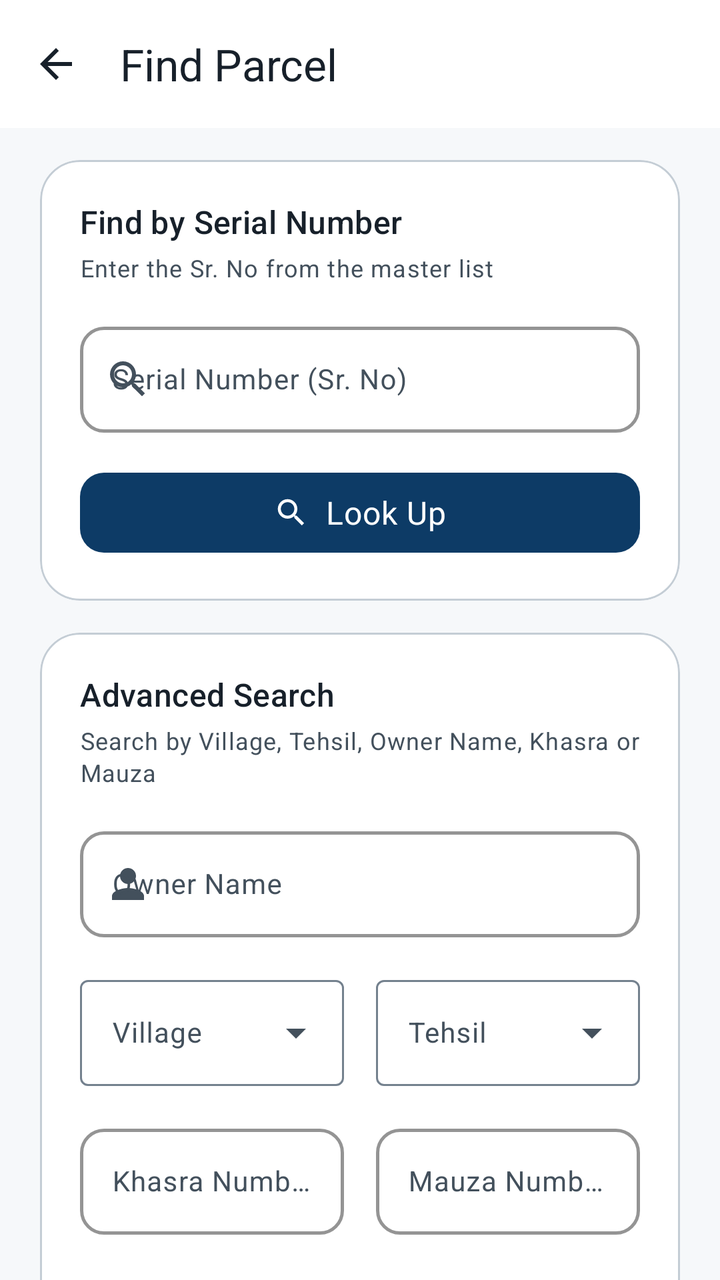
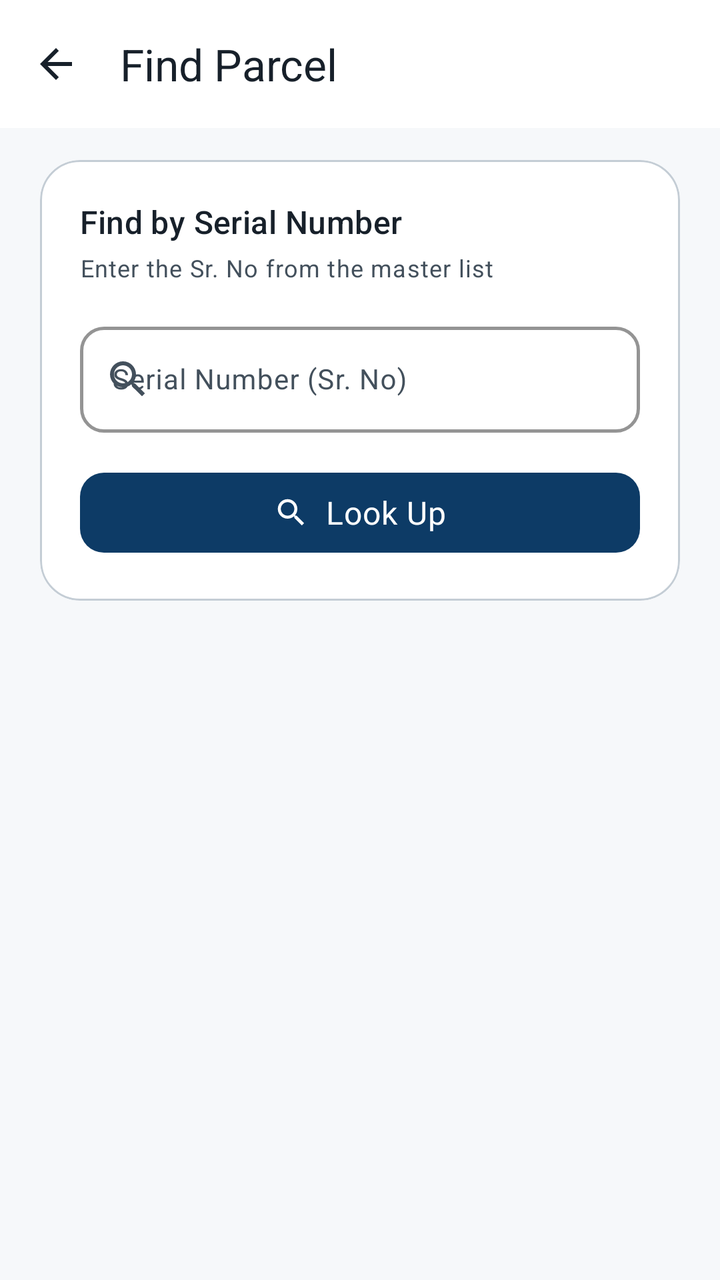

The first picture is an Android layout as it rendered before a commit; the second is the same layout after the commit. The layout source and the unified diff follow.
<!-- AndroidManifest.xml: application theme Theme.RudaSurvey -->
<!-- res/layout/fragment_new_survey.xml -->
<?xml version="1.0" encoding="utf-8"?>
<androidx.coordinatorlayout.widget.CoordinatorLayout
    xmlns:android="http://schemas.android.com/apk/res/android"
    xmlns:app="http://schemas.android.com/apk/res-auto"
    android:layout_width="match_parent"
    android:layout_height="match_parent"
    android:background="?android:attr/colorBackground">

    <com.google.android.material.appbar.AppBarLayout
        android:layout_width="match_parent"
        android:layout_height="wrap_content"
        android:background="?attr/colorSurface"
        app:elevation="0dp">

        <com.google.android.material.appbar.MaterialToolbar
            android:id="@+id/toolbar"
            android:layout_width="match_parent"
            android:layout_height="?attr/actionBarSize"
            app:title="@string/search_title"
            app:titleTextAppearance="@style/TextAppearance.RudaSurvey.TitleLarge"
            app:navigationIcon="@drawable/ic_arrow_back"
            app:navigationIconTint="?attr/colorOnSurface" />

    </com.google.android.material.appbar.AppBarLayout>

    <androidx.core.widget.NestedScrollView
        android:layout_width="match_parent"
        android:layout_height="match_parent"
        app:layout_behavior="@string/appbar_scrolling_view_behavior">

        <LinearLayout
            android:layout_width="match_parent"
            android:layout_height="wrap_content"
            android:orientation="vertical"
            android:paddingTop="@dimen/spacing_16"
            android:paddingBottom="@dimen/section_vertical_spacing">

            
            <com.google.android.material.card.MaterialCardView
                android:layout_width="match_parent"
                android:layout_height="wrap_content"
                style="@style/Widget.RudaSurvey.Card"
                android:layout_marginStart="@dimen/screen_horizontal_margin"
                android:layout_marginEnd="@dimen/screen_horizontal_margin"
                android:layout_marginBottom="@dimen/field_spacing">

                <LinearLayout
                    android:layout_width="match_parent"
                    android:layout_height="wrap_content"
                    android:orientation="vertical">

                    
                    <com.google.android.material.textview.MaterialTextView
                        android:layout_width="wrap_content"
                        android:layout_height="wrap_content"
                        android:text="@string/label_sr_no_lookup"
                        android:textAppearance="@style/TextAppearance.RudaSurvey.TitleMedium"
                        android:textColor="?attr/colorOnSurface"
                        android:layout_marginBottom="@dimen/spacing_4" />

                    <com.google.android.material.textview.MaterialTextView
                        android:layout_width="wrap_content"
                        android:layout_height="wrap_content"
                        android:text="@string/label_sr_no_lookup_hint"
                        android:textAppearance="@style/TextAppearance.RudaSurvey.BodySmall"
                        android:textColor="?attr/colorOnSurfaceVariant"
                        android:layout_marginBottom="@dimen/field_spacing" />

                    
                    <com.google.android.material.textfield.TextInputLayout
                        android:id="@+id/tilSerialNumber"
                        android:layout_width="match_parent"
                        android:layout_height="wrap_content"
                        android:hint="@string/hint_serial_number"
                        app:startIconDrawable="@drawable/ic_search"
                        style="@style/Widget.RudaSurvey.TextInput"
                        android:layout_marginBottom="@dimen/field_spacing">
                        <com.google.android.material.textfield.TextInputEditText
                            android:id="@+id/etSerialNumber"
                            android:layout_width="match_parent"
                            android:layout_height="wrap_content"
                            android:inputType="number"
                            android:textSize="@dimen/text_size_body"
                            android:imeOptions="actionSearch" />
                    </com.google.android.material.textfield.TextInputLayout>

                    
                    <com.google.android.material.button.MaterialButton
                        android:id="@+id/btnSerialLookup"
                        android:layout_width="match_parent"
                        android:layout_height="@dimen/button_height_medium"
                        android:text="@string/btn_lookup"
                        android:textAllCaps="false"
                        app:icon="@drawable/ic_search"
                        app:iconGravity="textStart"
                        style="@style/Widget.RudaSurvey.Button.Primary" />

                </LinearLayout>
            </com.google.android.material.card.MaterialCardView>

            
            <com.google.android.material.card.MaterialCardView
                android:layout_width="match_parent"
                android:layout_height="wrap_content"
                style="@style/Widget.RudaSurvey.Card"
                android:layout_marginStart="@dimen/screen_horizontal_margin"
                android:layout_marginEnd="@dimen/screen_horizontal_margin"
                android:layout_marginBottom="@dimen/field_spacing">

                <LinearLayout
                    android:layout_width="match_parent"
                    android:layout_height="wrap_content"
                    android:orientation="vertical">

                    
                    <com.google.android.material.textview.MaterialTextView
                        android:layout_width="wrap_content"
                        android:layout_height="wrap_content"
                        android:text="@string/label_advanced_search"
                        android:textAppearance="@style/TextAppearance.RudaSurvey.TitleMedium"
                        android:textColor="?attr/colorOnSurface"
                        android:layout_marginBottom="@dimen/spacing_4" />

                    <com.google.android.material.textview.MaterialTextView
                        android:layout_width="wrap_content"
                        android:layout_height="wrap_content"
                        android:text="@string/label_search_by_details"
                        android:textAppearance="@style/TextAppearance.RudaSurvey.BodySmall"
                        android:textColor="?attr/colorOnSurfaceVariant"
                        android:layout_marginBottom="@dimen/field_spacing" />

                    
                    <com.google.android.material.textfield.TextInputLayout
                        android:id="@+id/tilOwnerName"
                        android:layout_width="match_parent"
                        android:layout_height="wrap_content"
                        android:hint="@string/hint_owner_name"
                        app:startIconDrawable="@drawable/ic_person"
                        style="@style/Widget.RudaSurvey.TextInput"
                        android:layout_marginBottom="@dimen/field_spacing">
                        <com.google.android.material.textfield.TextInputEditText
                            android:id="@+id/etOwnerName"
                            android:layout_width="match_parent"
                            android:layout_height="wrap_content"
                            android:inputType="text"
                            android:textSize="@dimen/text_size_body"
                            android:imeOptions="actionSearch" />
                    </com.google.android.material.textfield.TextInputLayout>

                    
                    <LinearLayout
                        android:layout_width="match_parent"
                        android:layout_height="wrap_content"
                        android:orientation="horizontal"
                        android:layout_marginBottom="@dimen/field_spacing">

                        <com.google.android.material.textfield.TextInputLayout
                            android:id="@+id/tilVillage"
                            android:layout_width="0dp"
                            android:layout_height="wrap_content"
                            android:layout_weight="1"
                            android:layout_marginEnd="@dimen/spacing_8"
                            android:hint="@string/hint_village"
                            style="@style/Widget.Material3.TextInputLayout.OutlinedBox.ExposedDropdownMenu">
                            <AutoCompleteTextView
                                android:id="@+id/spinnerVillage"
                                android:layout_width="match_parent"
                                android:layout_height="wrap_content"
                                android:inputType="none"
                                android:textSize="@dimen/text_size_body" />
                        </com.google.android.material.textfield.TextInputLayout>

                        <com.google.android.material.textfield.TextInputLayout
                            android:id="@+id/tilTehsil"
                            android:layout_width="0dp"
                            android:layout_height="wrap_content"
                            android:layout_weight="1"
                            android:layout_marginStart="@dimen/spacing_8"
                            android:hint="@string/hint_tehsil"
                            style="@style/Widget.Material3.TextInputLayout.OutlinedBox.ExposedDropdownMenu">
                            <AutoCompleteTextView
                                android:id="@+id/spinnerTehsil"
                                android:layout_width="match_parent"
                                android:layout_height="wrap_content"
                                android:inputType="none"
                                android:textSize="@dimen/text_size_body" />
                        </com.google.android.material.textfield.TextInputLayout>

                    </LinearLayout>

                    
                    <LinearLayout
                        android:layout_width="match_parent"
                        android:layout_height="wrap_content"
                        android:orientation="horizontal"
                        android:layout_marginBottom="@dimen/field_spacing">

                        <com.google.android.material.textfield.TextInputLayout
                            android:id="@+id/tilKhasraNumber"
                            android:layout_width="0dp"
                            android:layout_height="wrap_content"
                            android:layout_weight="1"
                            android:layout_marginEnd="@dimen/spacing_8"
                            android:hint="@string/hint_khasra_number"
                            style="@style/Widget.RudaSurvey.TextInput">
                            <com.google.android.material.textfield.TextInputEditText
                                android:id="@+id/etKhasraNumber"
                                android:layout_width="match_parent"
                                android:layout_height="wrap_content"
                                android:inputType="text"
                                android:textSize="@dimen/text_size_body" />
                        </com.google.android.material.textfield.TextInputLayout>

                        <com.google.android.material.textfield.TextInputLayout
                            android:id="@+id/tilMauzaNumber"
                            android:layout_width="0dp"
                            android:layout_height="wrap_content"
                            android:layout_weight="1"
                            android:layout_marginStart="@dimen/spacing_8"
                            android:hint="@string/hint_mauza_number"
                            style="@style/Widget.RudaSurvey.TextInput">
                            <com.google.android.material.textfield.TextInputEditText
                                android:id="@+id/etMauzaNumber"
                                android:layout_width="match_parent"
                                android:layout_height="wrap_content"
                                android:inputType="text"
                                android:textSize="@dimen/text_size_body" />
                        </com.google.android.material.textfield.TextInputLayout>

                    </LinearLayout>

                    
                    <com.google.android.material.button.MaterialButton
                        android:id="@+id/btnAdvancedSearch"
                        android:layout_width="match_parent"
                        android:layout_height="@dimen/button_height_medium"
                        android:text="@string/btn_search_details"
                        android:textAllCaps="false"
                        app:icon="@drawable/ic_search"
                        app:iconGravity="textStart"
                        style="@style/Widget.RudaSurvey.Button.Primary" />

                </LinearLayout>
            </com.google.android.material.card.MaterialCardView>

            
            <com.google.android.material.progressindicator.LinearProgressIndicator
                android:id="@+id/progressBar"
                android:layout_width="match_parent"
                android:layout_height="wrap_content"
                android:indeterminate="true"
                android:visibility="gone"
                app:indicatorColor="@color/md_theme_primary"
                app:trackColor="@color/md_theme_primaryContainer"
                android:layout_marginStart="@dimen/screen_horizontal_margin"
                android:layout_marginEnd="@dimen/screen_horizontal_margin"
                android:layout_marginTop="@dimen/spacing_8" />

            
            <com.google.android.material.textview.MaterialTextView
                android:id="@+id/tvResult"
                android:layout_width="match_parent"
                android:layout_height="wrap_content"
                android:text=""
                android:textAppearance="@style/TextAppearance.RudaSurvey.BodyMedium"
                android:textColor="?attr/colorOnSurfaceVariant"
                android:visibility="gone"
                android:paddingStart="@dimen/screen_horizontal_margin"
                android:paddingTop="@dimen/spacing_8"
                android:paddingBottom="@dimen/spacing_8" />

            
            <androidx.recyclerview.widget.RecyclerView
                android:id="@+id/rvSearchResults"
                android:layout_width="match_parent"
                android:layout_height="wrap_content"
                android:nestedScrollingEnabled="false"
                android:clipToPadding="false"
                android:paddingTop="@dimen/spacing_4"
                android:visibility="gone" />

            
            <com.google.android.material.button.MaterialButton
                android:id="@+id/btnViewOriginal"
                android:layout_width="match_parent"
                android:layout_height="@dimen/button_height_medium"
                android:text="@string/btn_view_original"
                android:textAllCaps="false"
                app:icon="@drawable/ic_document"
                app:iconGravity="textStart"
                style="@style/Widget.RudaSurvey.Button.Text"
                android:visibility="gone"
                android:layout_marginStart="@dimen/screen_horizontal_margin"
                android:layout_marginEnd="@dimen/screen_horizontal_margin"
                android:layout_marginTop="@dimen/spacing_8" />

        </LinearLayout>
    </androidx.core.widget.NestedScrollView>

</androidx.coordinatorlayout.widget.CoordinatorLayout>
<!-- resources referenced by this layout -->
<resources>
  <color name="md_theme_primary">#0D3B66</color>
  <color name="md_theme_primaryContainer">#D3E4F5</color>
  <dimen name="button_height_medium">48dp</dimen>
  <dimen name="field_spacing">16dp</dimen>
  <dimen name="screen_horizontal_margin">20dp</dimen>
  <dimen name="section_vertical_spacing">24dp</dimen>
  <dimen name="spacing_16">16dp</dimen>
  <dimen name="spacing_4">4dp</dimen>
  <dimen name="spacing_8">8dp</dimen>
  <dimen name="text_size_body">14sp</dimen>
  <!-- drawable ic_person (drawable) -->
  <vector xmlns:android="http://schemas.android.com/apk/res/android"
      android:width="24dp"
      android:height="24dp"
      android:viewportWidth="24"
      android:viewportHeight="24"
      android:tint="?attr/colorOnSurface">
      <path
          android:fillColor="@android:color/white"
          android:pathData="M12,12c2.21,0 4,-1.79 4,-4s-1.79,-4 -4,-4 -4,1.79 -4,4 1.79,4 4,4zM12,14c-2.67,0 -8,1.34 -8,4v2h16v-2c0,-2.66 -5.33,-4 -8,-4z"/>
  </vector>
  <string name="btn_lookup">Look Up</string>
  <string name="btn_search_details">Search by Details</string>
  <string name="btn_view_original">View Original Data</string>
  <string name="hint_khasra_number">Khasra Number</string>
  <string name="hint_mauza_number">Mauza Number</string>
  <string name="hint_owner_name">Owner Name</string>
  <string name="hint_serial_number">Serial Number (Sr. No)</string>
  <string name="hint_tehsil">Tehsil</string>
  <string name="hint_village">Village</string>
  <string name="label_advanced_search">Advanced Search</string>
  <string name="label_search_by_details">Search by Village, Tehsil, Owner Name, Khasra or Mauza</string>
  <string name="label_sr_no_lookup">Find by Serial Number</string>
  <string name="search_title">Find Parcel</string>
  <color name="md_theme_onSurfaceVariant">#43505C</color>
  <color name="md_theme_onSurface">#17202A</color>
  <color name="md_theme_onPrimary">#FFFFFF</color>
  <dimen name="corner_medium">12dp</dimen>
  <dimen name="button_height_large">56dp</dimen>
  <dimen name="text_size_body_large">16sp</dimen>
  <dimen name="button_height_small">36dp</dimen>
  <dimen name="corner_xl">20dp</dimen>
  <dimen name="elevation_0">0dp</dimen>
  <color name="md_theme_outlineVariant">#C4CDD5</color>
  <dimen name="card_padding">20dp</dimen>
  <dimen name="spacing_12">12dp</dimen>
  <color name="md_theme_surface">#FFFFFF</color>
  <color name="md_theme_outline">#74818E</color>
  <color name="md_theme_onPrimaryContainer">#051E33</color>
  <color name="md_theme_secondary">#0F8B8D</color>
  <color name="md_theme_onSecondary">#FFFFFF</color>
  <color name="md_theme_secondaryContainer">#CFF1EF</color>
  <color name="md_theme_onSecondaryContainer">#003734</color>
  <color name="md_theme_tertiary">#8A6D00</color>
  <color name="md_theme_onTertiary">#FFFFFF</color>
  <color name="md_theme_tertiaryContainer">#FCE8B4</color>
  <color name="md_theme_onTertiaryContainer">#2A1F00</color>
  <color name="md_theme_error">#BA1A1A</color>
  <color name="md_theme_onError">#FFFFFF</color>
  <color name="md_theme_errorContainer">#FFDAD6</color>
  <color name="md_theme_onErrorContainer">#410002</color>
  <color name="md_theme_background">#F6F8FA</color>
  <color name="md_theme_onBackground">#17202A</color>
  <color name="md_theme_surfaceVariant">#E3E9EE</color>
  <color name="md_theme_inverseSurface">#2B3038</color>
  <color name="md_theme_inverseOnSurface">#ECF0F4</color>
  <color name="md_theme_inversePrimary">#A3C9E9</color>
  <color name="md_theme_surfaceDim">#D6DAE0</color>
  <color name="md_theme_surfaceBright">#FFFFFF</color>
  <color name="md_theme_surfaceContainerLowest">#FFFFFF</color>
  <color name="md_theme_surfaceContainerLow">#F0F3F7</color>
  <color name="md_theme_surfaceContainer">#EAEDF2</color>
  <color name="md_theme_surfaceContainerHigh">#E4E8ED</color>
  <color name="md_theme_surfaceContainerHighest">#DEE2E7</color>
  <dimen name="corner_small">8dp</dimen>
  <!-- unchanged entries left out for length: 23 -->
</resources>

<!-- the commit's change to res/layout/fragment_new_survey.xml (unified diff, before → after) -->
@@ -100,145 +100,35 @@
 
             
             <com.google.android.material.card.MaterialCardView
+                android:id="@+id/cardResult"
                 android:layout_width="match_parent"
                 android:layout_height="wrap_content"
                 style="@style/Widget.RudaSurvey.Card"
                 android:layout_marginStart="@dimen/screen_horizontal_margin"
                 android:layout_marginEnd="@dimen/screen_horizontal_margin"
-                android:layout_marginBottom="@dimen/field_spacing">
+                android:layout_marginBottom="@dimen/field_spacing"
+                android:visibility="gone">
 
                 <LinearLayout
                     android:layout_width="match_parent"
                     android:layout_height="wrap_content"
                     android:orientation="vertical">
 
-                    
                     <com.google.android.material.textview.MaterialTextView
                         android:layout_width="wrap_content"
                         android:layout_height="wrap_content"
-                        android:text="@string/label_advanced_search"
+                        android:text="Survey Details"
                         android:textAppearance="@style/TextAppearance.RudaSurvey.TitleMedium"
                         android:textColor="?attr/colorOnSurface"
-                        android:layout_marginBottom="@dimen/spacing_4" />
+                        android:layout_marginBottom="@dimen/field_spacing" />
 
                     <com.google.android.material.textview.MaterialTextView
-                        android:layout_width="wrap_content"
-                        android:layout_height="wrap_content"
-                        android:text="@string/label_search_by_details"
-                        android:textAppearance="@style/TextAppearance.RudaSurvey.BodySmall"
-                        android:textColor="?attr/colorOnSurfaceVariant"
-                        android:layout_marginBottom="@dimen/field_spacing" />
-
-                    
-                    <com.google.android.material.textfield.TextInputLayout
-                        android:id="@+id/tilOwnerName"
+                        android:id="@+id/tvResultDetails"
                         android:layout_width="match_parent"
                         android:layout_height="wrap_content"
-                        android:hint="@string/hint_owner_name"
-                        app:startIconDrawable="@drawable/ic_person"
-                        style="@style/Widget.RudaSurvey.TextInput"
-                        android:layout_marginBottom="@dimen/field_spacing">
-                        <com.google.android.material.textfield.TextInputEditText
-                            android:id="@+id/etOwnerName"
-                            android:layout_width="match_parent"
-                            android:layout_height="wrap_content"
-                            android:inputType="text"
-                            android:textSize="@dimen/text_size_body"
-                            android:imeOptions="actionSearch" />
-                    </com.google.android.material.textfield.TextInputLayout>
-
-                    
-                    <LinearLayout
-                        android:layout_width="match_parent"
-                        android:layout_height="wrap_content"
-                        android:orientation="horizontal"
-                        android:layout_marginBottom="@dimen/field_spacing">
-
-                        <com.google.android.material.textfield.TextInputLayout
-                            android:id="@+id/tilVillage"
-                            android:layout_width="0dp"
-                            android:layout_height="wrap_content"
-                            android:layout_weight="1"
-                            android:layout_marginEnd="@dimen/spacing_8"
-                            android:hint="@string/hint_village"
-                            style="@style/Widget.Material3.TextInputLayout.OutlinedBox.ExposedDropdownMenu">
-                            <AutoCompleteTextView
-                                android:id="@+id/spinnerVillage"
-                                android:layout_width="match_parent"
-                                android:layout_height="wrap_content"
-                                android:inputType="none"
-                                android:textSize="@dimen/text_size_body" />
-                        </com.google.android.material.textfield.TextInputLayout>
-
-                        <com.google.android.material.textfield.TextInputLayout
-                            android:id="@+id/tilTehsil"
-                            android:layout_width="0dp"
-                            android:layout_height="wrap_content"
-                            android:layout_weight="1"
-                            android:layout_marginStart="@dimen/spacing_8"
-                            android:hint="@string/hint_tehsil"
-                            style="@style/Widget.Material3.TextInputLayout.OutlinedBox.ExposedDropdownMenu">
-                            <AutoCompleteTextView
-                                android:id="@+id/spinnerTehsil"
-                                android:layout_width="match_parent"
-                                android:layout_height="wrap_content"
-                                android:inputType="none"
-                                android:textSize="@dimen/text_size_body" />
-                        </com.google.android.material.textfield.TextInputLayout>
-
-                    </LinearLayout>
-
-                    
-                    <LinearLayout
-                        android:layout_width="match_parent"
-                        android:layout_height="wrap_content"
-                        android:orientation="horizontal"
-                        android:layout_marginBottom="@dimen/field_spacing">
-
-                        <com.google.android.material.textfield.TextInputLayout
-                            android:id="@+id/tilKhasraNumber"
-                            android:layout_width="0dp"
-                            android:layout_height="wrap_content"
-                            android:layout_weight="1"
-                            android:layout_marginEnd="@dimen/spacing_8"
-                            android:hint="@string/hint_khasra_number"
-                            style="@style/Widget.RudaSurvey.TextInput">
-                            <com.google.android.material.textfield.TextInputEditText
-                                android:id="@+id/etKhasraNumber"
-                                android:layout_width="match_parent"
-                                android:layout_height="wrap_content"
-                                android:inputType="text"
-                                android:textSize="@dimen/text_size_body" />
-                        </com.google.android.material.textfield.TextInputLayout>
-
-                        <com.google.android.material.textfield.TextInputLayout
-                            android:id="@+id/tilMauzaNumber"
-                            android:layout_width="0dp"
-                            android:layout_height="wrap_content"
-                            android:layout_weight="1"
-                            android:layout_marginStart="@dimen/spacing_8"
-                            android:hint="@string/hint_mauza_number"
-                            style="@style/Widget.RudaSurvey.TextInput">
-                            <com.google.android.material.textfield.TextInputEditText
-                                android:id="@+id/etMauzaNumber"
-                                android:layout_width="match_parent"
-                                android:layout_height="wrap_content"
-                                android:inputType="text"
-                                android:textSize="@dimen/text_size_body" />
-                        </com.google.android.material.textfield.TextInputLayout>
-
-                    </LinearLayout>
-
-                    
-                    <com.google.android.material.button.MaterialButton
-                        android:id="@+id/btnAdvancedSearch"
-                        android:layout_width="match_parent"
-                        android:layout_height="@dimen/button_height_medium"
-                        android:text="@string/btn_search_details"
-                        android:textAllCaps="false"
-                        app:icon="@drawable/ic_search"
-                        app:iconGravity="textStart"
-                        style="@style/Widget.RudaSurvey.Button.Primary" />
+                        android:textAppearance="@style/TextAppearance.RudaSurvey.BodyMedium"
+                        android:textColor="?attr/colorOnSurface"
+                        android:lineSpacingMultiplier="1.4" />
 
                 </LinearLayout>
             </com.google.android.material.card.MaterialCardView>
@@ -255,19 +145,6 @@
                 android:layout_marginStart="@dimen/screen_horizontal_margin"
                 android:layout_marginEnd="@dimen/screen_horizontal_margin"
                 android:layout_marginTop="@dimen/spacing_8" />
-
-            
-            <com.google.android.material.textview.MaterialTextView
-                android:id="@+id/tvResult"
-                android:layout_width="match_parent"
-                android:layout_height="wrap_content"
-                android:text=""
-                android:textAppearance="@style/TextAppearance.RudaSurvey.BodyMedium"
-                android:textColor="?attr/colorOnSurfaceVariant"
-                android:visibility="gone"
-                android:paddingStart="@dimen/screen_horizontal_margin"
-                android:paddingTop="@dimen/spacing_8"
-                android:paddingBottom="@dimen/spacing_8" />
 
             
             <androidx.recyclerview.widget.RecyclerView
<!-- resource entries referenced after the edit -->
@@ -10,28 +10,9 @@
   <dimen name="spacing_4">4dp</dimen>
   <dimen name="spacing_8">8dp</dimen>
   <dimen name="text_size_body">14sp</dimen>
-  <!-- drawable ic_person (drawable) -->
-  <vector xmlns:android="http://schemas.android.com/apk/res/android"
-      android:width="24dp"
-      android:height="24dp"
-      android:viewportWidth="24"
-      android:viewportHeight="24"
-      android:tint="?attr/colorOnSurface">
-      <path
-          android:fillColor="@android:color/white"
-          android:pathData="M12,12c2.21,0 4,-1.79 4,-4s-1.79,-4 -4,-4 -4,1.79 -4,4 1.79,4 4,4zM12,14c-2.67,0 -8,1.34 -8,4v2h16v-2c0,-2.66 -5.33,-4 -8,-4z"/>
-  </vector>
   <string name="btn_lookup">Look Up</string>
-  <string name="btn_search_details">Search by Details</string>
   <string name="btn_view_original">View Original Data</string>
-  <string name="hint_khasra_number">Khasra Number</string>
-  <string name="hint_mauza_number">Mauza Number</string>
-  <string name="hint_owner_name">Owner Name</string>
   <string name="hint_serial_number">Serial Number (Sr. No)</string>
-  <string name="hint_tehsil">Tehsil</string>
-  <string name="hint_village">Village</string>
-  <string name="label_advanced_search">Advanced Search</string>
-  <string name="label_search_by_details">Search by Village, Tehsil, Owner Name, Khasra or Mauza</string>
   <string name="label_sr_no_lookup">Find by Serial Number</string>
   <string name="search_title">Find Parcel</string>
   <color name="md_theme_onSurfaceVariant">#43505C</color>
